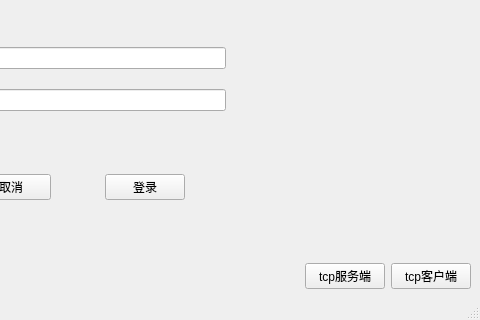
Old version of the form src/forms/mainWindows/iams.ui in the repository rrrriiiiich/iams; both pictures show x 320 to 800 and y 160 to 480 of the 800 by 480 pixel window.
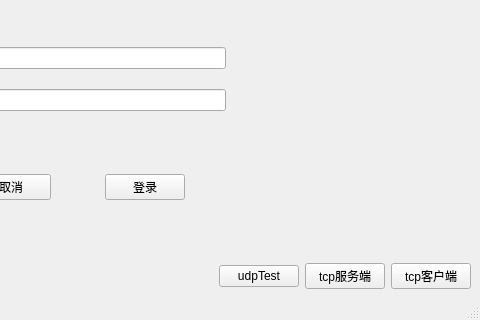
New version of the form. Icons and pictures are not drawn.

Commit message: feat: 新建udpMW窗口

The edit to the form file:
```diff
--- a/src/forms/mainWindows/iams.ui
+++ b/src/forms/mainWindows/iams.ui
@@ -378,6 +378,13 @@
         </property>
        </spacer>
       </item>
+      <item>
+       <widget class="QPushButton" name="udpTestBt">
+        <property name="text">
+         <string>udpTest</string>
+        </property>
+       </widget>
+      </item>
       <item>
        <widget class="QPushButton" name="tcpcServerBt">
         <property name="text">
```
Left out of the diff: 4 changed lines with no effect on the pictures. The commit also changes 6 other files.
